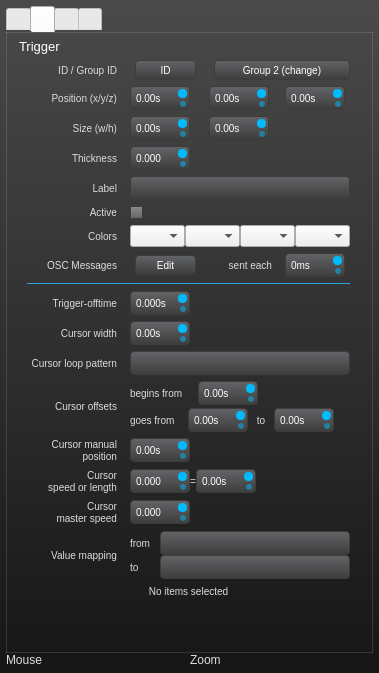
The window that uiinspector.ui (buzzinglight/IanniX) describes before a commit, drawn with Qt 5.
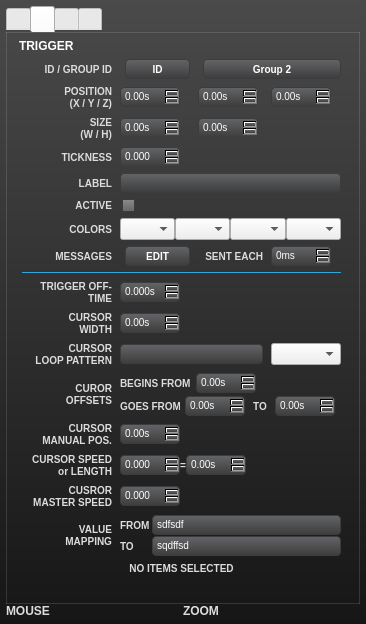
The same window after the commit. The open tabs and pages were chosen to show the change. Icons and pictures are not drawn.

```diff
--- a/uiinspector.ui
+++ b/uiinspector.ui
@@ -6,8 +6,8 @@
    <rect>
     <x>0</x>
     <y>0</y>
-    <width>379</width>
-    <height>673</height>
+    <width>366</width>
+    <height>624</height>
    </rect>
   </property>
   <property name="windowTitle">
@@ -15,7 +15,10 @@
   </property>
   <property name="styleSheet">
    <string notr="true">QWidget {
-	font: 11px &quot;Lucida Sans&quot;, &quot;Lucida Grande&quot;, &quot;Lucida Sans Unicode&quot;, &quot;Lucida&quot;;
+	font: 10px &quot;Arial&quot;;
+}
+QLabel {
+	font: bold;
 }
 
 QLabel#separator1, QLabel#separator2, QLabel#separator3, QLabel#separator4 {
@@ -62,7 +65,7 @@
 	border: 1px solid rgb(0, 187, 255);
 	background-color: rgb(0, 137, 241, 128);
 }
-QPushButton::checked {
+QPushButton::checked, QPushButton:pressed {
 	background-color: rgb(0, 187, 255);
 	color: white;
 }
@@ -82,34 +85,77 @@
 }
 
 QDoubleSpinBox, QSpinBox, QLineEdit  {
-	padding: 3px;
+	padding: 2px;
+	padding-top: 0px;
 	color: white;
 }
-QDoubleSpinBox::up-button, QDoubleSpinBox::down-button, QSpinBox::up-button, QSpinBox::down-button   {
+QSpinBox::up-button, QDoubleSpinBox::up-button {
+	width: 5px;
+    image: url(:/icons/res_icon_plus.png);
+	padding: 2px;
 	border: 0px solid transparent;
-	border-radius: 2px;
-	margin: 2px;
+	background: rgba(255, 255, 255, 64);
 }
-QDoubleSpinBox::up-button, QSpinBox::up-button {
-	width: 9px;
-	height: 9px;
-	border-radius: 4px;
-	background-color: rgb(0, 187, 255);
+QSpinBox::down-button, QDoubleSpinBox::down-button {
+	width: 5px;
+    image: url(:/icons/res_icon_minus.png);
+	padding: 2px;
+	border: 0px solid transparent;
+	background: rgba(255, 255, 255, 64);
 }
-QDoubleSpinBox::down-button, QSpinBox::down-button {
-	width: 6px;
-	height: 6px;
+
+
+
+QTreeWidget {
+	alternate-background-color: rgb(79, 79, 81);
+	color: white;
+	border: 0px solid transparent;
+	gridline-color: rgb(150, 152, 137);
+	selection-background-color: rgb(0, 187, 255);
+	background: transparent;
+	background-color: rgb(63, 64, 64);
+}
+QTreeWidget::item {
+}
+QHeaderView {
+	background: transparent;
+	border: 0px solid transparent;
+	color: rgb(203, 203, 203);
+	min-height: 12px;
+}
+QHeaderView::section {
+	background: rgba(255, 255, 255, 64);
+	padding-left: 4px;
+	border: 0px solid transparent;
+	border-top-left-radius:  6px;
+	border-top-right-radius: 6px;
+	font: bold;
+}
+
+
+QScrollBar:vertical, QScrollBar:horizontal {
+	border: 0px solid transparent;
+	background: rgba(255, 255, 255, 32);
+}
+QScrollBar::handle:vertical, QScrollBar::handle:horizontal {
+	border: 0px solid transparent;
+	background: rgb(161, 161, 161);
 	border-radius: 3px;
-	background-color: rgb(0, 187, 255, 128);
-	margin-right: 3px;
 }
-
-QSpinBox::up-button#oscInPortSpin,QSpinBox::up-button#udpInPortSpin {
-	background-color: rgb(255, 255, 255, 192);
+QScrollBar:vertical {						width: 8px;					}
+QScrollBar:horizontal {					height: 8px;				}
+QScrollBar::handle:vertical {			min-height: 8px;		}
+QScrollBar::handle:horizontal {	min-width: 8px;			}
+QScrollBar::add-line:vertical, QScrollBar::add-line:hozirontal, QScrollBar::sub-line:vertical, QScrollBar::sub-line:horizontal, QScrollBar::up-arrow:vertical, QScrollBar::up-arrow:horizontal, QScrollBar::down-arrow:vertical, QScrollBar::down-arrow:horizontal {
+	border: 0px solid transparent;
+	background: transparent;
+	width: 1px;
+	height: 1px;
 }
-QSpinBox::down-button#oscInPortSpin,QSpinBox::down-button#udpInPortSpin {
-	background-color: rgb(255, 255, 255, 100);
-}</string>
+QScrollBar::add-page:vertical, QScrollBar::sub-page:vertical, QScrollBar::add-page:horizontal, QScrollBar::sub-page:horizontal {
+	background: none;
+}
+</string>
   </property>
   <layout class="QVBoxLayout" name="verticalLayout">
    <property name="margin">
@@ -284,11 +330,12 @@
             </property>
             <property name="styleSheet">
              <string notr="true">	color: white;
-	font: 13px;
+	font: 12px;
+	font: bold;
 </string>
             </property>
             <property name="text">
-             <string>Trigger</string>
+             <string>TRIGGER</string>
             </property>
            </widget>
           </item>
@@ -315,7 +362,7 @@
                </size>
               </property>
               <property name="text">
-               <string>ID / Group ID</string>
+               <string>ID / GROUP ID</string>
               </property>
               <property name="alignment">
                <set>Qt::AlignRight|Qt::AlignTrailing|Qt::AlignVCenter</set>
@@ -340,7 +387,8 @@
                </size>
               </property>
               <property name="text">
-               <string>Position (x/y/z)</string>
+               <string>POSITION
+(X / Y / Z)</string>
               </property>
               <property name="alignment">
                <set>Qt::AlignRight|Qt::AlignTrailing|Qt::AlignVCenter</set>
@@ -458,7 +506,8 @@
                </size>
               </property>
               <property name="text">
-               <string>Size (w/h)</string>
+               <string>SIZE
+(W / H)</string>
               </property>
               <property name="alignment">
                <set>Qt::AlignRight|Qt::AlignTrailing|Qt::AlignVCenter</set>
@@ -545,7 +594,8 @@
                </size>
               </property>
               <property name="text">
-               <string>Cursor width</string>
+               <string>CURSOR
+WIDTH</string>
               </property>
               <property name="alignment">
                <set>Qt::AlignRight|Qt::AlignTrailing|Qt::AlignVCenter</set>
@@ -598,7 +648,8 @@
                </size>
               </property>
               <property name="text">
-               <string>Cursor loop pattern</string>
+               <string>CURSOR
+LOOP PATTERN</string>
               </property>
               <property name="alignment">
                <set>Qt::AlignRight|Qt::AlignTrailing|Qt::AlignVCenter</set>
@@ -608,7 +659,7 @@
               </property>
              </widget>
             </item>
-            <item row="13" column="1" colspan="3">
+            <item row="13" column="1" colspan="2">
              <widget class="QLineEdit" name="patternLine">
               <property name="toolTip">
                <string>Type values separated by spaces</string>
@@ -633,7 +684,8 @@
                </size>
               </property>
               <property name="text">
-               <string>Cursor offsets</string>
+               <string>CUROR
+OFFSETS</string>
               </property>
               <property name="alignment">
                <set>Qt::AlignRight|Qt::AlignTrailing|Qt::AlignVCenter</set>
@@ -650,6 +702,9 @@
               </property>
               <item>
                <layout class="QHBoxLayout" name="horizontalLayout_3">
+                <property name="spacing">
+                 <number>5</number>
+                </property>
                 <item>
                  <widget class="QLabel" name="offsetLabel1">
                   <property name="minimumSize">
@@ -659,7 +714,7 @@
                    </size>
                   </property>
                   <property name="text">
-                   <string>begins from</string>
+                   <string>BEGINS FROM</string>
                   </property>
                  </widget>
                 </item>
@@ -708,6 +763,9 @@
               </item>
               <item>
                <layout class="QHBoxLayout" name="horizontalLayout_2">
+                <property name="spacing">
+                 <number>5</number>
+                </property>
                 <item>
                  <widget class="QLabel" name="offsetLabel2">
                   <property name="sizePolicy">
@@ -718,12 +776,18 @@
                   </property>
                   <property name="minimumSize">
                    <size>
-                    <width>55</width>
+                    <width>60</width>
                     <height>0</height>
                    </size>
                   </property>
+                  <property name="maximumSize">
+                   <size>
+                    <width>60</width>
+                    <height>16777215</height>
+                   </size>
+                  </property>
                   <property name="text">
-                   <string>goes from</string>
+                   <string>GOES FROM</string>
                   </property>
                   <property name="wordWrap">
                    <bool>false</bool>
@@ -770,7 +834,7 @@
                    </size>
                   </property>
                   <property name="text">
-                   <string>to</string>
+                   <string>TO</string>
                   </property>
                   <property name="alignment">
                    <set>Qt::AlignCenter</set>
@@ -840,7 +904,8 @@
                </size>
               </property>
               <property name="text">
-               <string>Cursor manual position</string>
+               <string>CURSOR
+MANUAL POS.</string>
               </property>
               <property name="alignment">
                <set>Qt::AlignRight|Qt::AlignTrailing|Qt::AlignVCenter</set>
@@ -896,8 +961,8 @@
                </size>
               </property>
               <property name="text">
-               <string>Cursor
-speed or length</string>
+               <string>CURSOR SPEED
+or LENGTH</string>
               </property>
               <property name="alignment">
                <set>Qt::AlignRight|Qt::AlignTrailing|Qt::AlignVCenter</set>
@@ -1005,8 +1070,8 @@
                </size>
               </property>
               <property name="text">
-               <string>Cursor
-master speed</string>
+               <string>CUSROR
+MASTER SPEED</string>
               </property>
               <property name="alignment">
                <set>Qt::AlignRight|Qt::AlignTrailing|Qt::AlignVCenter</set>
@@ -1059,7 +1124,8 @@
                </size>
               </property>
               <property name="text">
-               <string>Value mapping</string>
+               <string>VALUE
+MAPPING</string>
               </property>
               <property name="alignment">
                <set>Qt::AlignRight|Qt::AlignTrailing|Qt::AlignVCenter</set>
@@ -1071,25 +1137,28 @@
             </item>
             <item row="18" column="1" colspan="3">
              <layout class="QGridLayout" name="cursorBoundsLayout">
-              <property name="spacing">
+              <property name="horizontalSpacing">
                <number>0</number>
               </property>
+              <property name="verticalSpacing">
+               <number>1</number>
+              </property>
               <item row="0" column="0">
                <widget class="QLabel" name="cursorBoundsLabel1">
                 <property name="minimumSize">
                  <size>
-                  <width>30</width>
+                  <width>32</width>
                   <height>0</height>
                  </size>
                 </property>
                 <property name="maximumSize">
                  <size>
-                  <width>30</width>
+                  <width>32</width>
                   <height>16777215</height>
                  </size>
                 </property>
                 <property name="text">
-                 <string>from</string>
+                 <string>FROM</string>
                 </property>
                </widget>
               </item>
@@ -1099,7 +1168,7 @@
                  <string>Type values separated by spaces</string>
                 </property>
                 <property name="text">
-                 <string/>
+                 <string>sdfsdf</string>
                 </property>
                </widget>
               </item>
@@ -1107,18 +1176,18 @@
                <widget class="QLabel" name="cursorBoundsLabel2">
                 <property name="minimumSize">
                  <size>
-                  <width>30</width>
+                  <width>32</width>
                   <height>0</height>
                  </size>
                 </property>
                 <property name="maximumSize">
                  <size>
-                  <width>30</width>
+                  <width>32</width>
                   <height>16777215</height>
                  </size>
                 </property>
                 <property name="text">
-                 <string>to</string>
+                 <string>TO</string>
                 </property>
                </widget>
               </item>
@@ -1128,7 +1197,7 @@
                  <string>Type values separated by spaces</string>
                 </property>
                 <property name="text">
-                 <string/>
+                 <string>sqdffsd</string>
                 </property>
                </widget>
               </item>
@@ -1137,7 +1206,7 @@
             <item row="24" column="0" colspan="4">
              <widget class="QLabel" name="labelSelection">
               <property name="text">
-               <string>No items selected</string>
+               <string>NO ITEMS SELECTED</string>
               </property>
               <property name="alignment">
                <set>Qt::AlignCenter</set>
@@ -1156,10 +1225,10 @@
                <string>Click to change group</string>
               </property>
               <property name="styleSheet">
-               <string notr="true"/>
+               <string notr="true">font: bold;</string>
               </property>
               <property name="text">
-               <string>Group 2 (change)</string>
+               <string>Group 2</string>
               </property>
              </widget>
             </item>
@@ -1200,7 +1269,7 @@
                </size>
               </property>
               <property name="text">
-               <string>Trigger-offtime</string>
+               <string>TRIGGER OFF-TIME</string>
               </property>
               <property name="alignment">
                <set>Qt::AlignRight|Qt::AlignTrailing|Qt::AlignVCenter</set>
@@ -1253,7 +1322,7 @@
                </size>
               </property>
               <property name="text">
-               <string>Label</string>
+               <string>LABEL</string>
               </property>
               <property name="alignment">
                <set>Qt::AlignRight|Qt::AlignTrailing|Qt::AlignVCenter</set>
@@ -1285,7 +1354,7 @@
                </size>
               </property>
               <property name="text">
-               <string>Active</string>
+               <string>ACTIVE</string>
               </property>
               <property name="alignment">
                <set>Qt::AlignRight|Qt::AlignTrailing|Qt::AlignVCenter</set>
@@ -1297,6 +1366,9 @@
             </item>
             <item row="6" column="1">
              <widget class="QCheckBox" name="activityCheck">
+              <property name="styleSheet">
+               <string notr="true">padding-left: 2px;</string>
+              </property>
               <property name="text">
                <string/>
               </property>
@@ -1310,8 +1382,11 @@
                 <height>20</height>
                </size>
               </property>
+              <property name="styleSheet">
+               <string notr="true">font: bold;</string>
+              </property>
               <property name="text">
-               <string>Edit</string>
+               <string>EDIT</string>
               </property>
              </widget>
             </item>
@@ -1330,7 +1405,7 @@
                </size>
               </property>
               <property name="text">
-               <string>OSC Messages</string>
+               <string>MESSAGES</string>
               </property>
               <property name="alignment">
                <set>Qt::AlignRight|Qt::AlignTrailing|Qt::AlignVCenter</set>
@@ -1355,7 +1430,7 @@
                </size>
               </property>
               <property name="text">
-               <string>Colors</string>
+               <string>COLORS</string>
               </property>
               <property name="alignment">
                <set>Qt::AlignRight|Qt::AlignTrailing|Qt::AlignVCenter</set>
@@ -1367,6 +1442,9 @@
             </item>
             <item row="7" column="1" colspan="3">
              <layout class="QHBoxLayout" name="horizontalLayout_5">
+              <property name="spacing">
+               <number>-1</number>
+              </property>
               <item>
                <widget class="QComboBox" name="colorCombo1">
                 <property name="minimumSize">
@@ -1473,7 +1551,7 @@
                </size>
               </property>
               <property name="text">
-               <string>Thickness</string>
+               <string>TICKNESS</string>
               </property>
               <property name="alignment">
                <set>Qt::AlignRight|Qt::AlignTrailing|Qt::AlignVCenter</set>
@@ -1548,7 +1626,7 @@
             <item row="8" column="2">
              <widget class="QLabel" name="messagesLabel2">
               <property name="text">
-               <string>sent each</string>
+               <string>SENT EACH</string>
               </property>
               <property name="alignment">
                <set>Qt::AlignRight|Qt::AlignTrailing|Qt::AlignVCenter</set>
@@ -1569,11 +1647,33 @@
               <property name="toolTip">
                <string>Click to change ID</string>
               </property>
+              <property name="styleSheet">
+               <string notr="true">font: bold;</string>
+              </property>
               <property name="text">
                <string>ID</string>
               </property>
              </widget>
             </item>
+            <item row="13" column="3">
+             <widget class="QComboBox" name="easingCombo">
+              <property name="minimumSize">
+               <size>
+                <width>40</width>
+                <height>0</height>
+               </size>
+              </property>
+              <property name="maximumSize">
+               <size>
+                <width>80</width>
+                <height>16777215</height>
+               </size>
+              </property>
+              <property name="toolTip">
+               <string>Active color</string>
+              </property>
+             </widget>
+            </item>
            </layout>
           </item>
          </layout>
@@ -2021,15 +2121,23 @@
        <layout class="QHBoxLayout" name="horizontalLayout_4">
         <item>
          <widget class="QLabel" name="mouseLabel">
+          <property name="styleSheet">
+           <string notr="true">font: 10px &quot;Arial&quot;;
+</string>
+          </property>
           <property name="text">
-           <string>Mouse</string>
+           <string>MOUSE</string>
           </property>
          </widget>
         </item>
         <item>
          <widget class="QLabel" name="zoomLabel">
+          <property name="styleSheet">
+           <string notr="true">font: 10px &quot;Arial&quot;;
+</string>
+          </property>
           <property name="text">
-           <string>Zoom</string>
+           <string>ZOOM</string>
           </property>
          </widget>
         </item>
```
Left out of the diff: 285 changed lines with no effect on the pictures.
